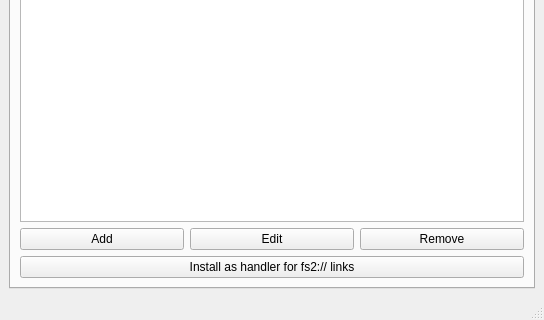
Above: ui/main.ui from ngld/old-knossos before the change; both pictures show x 0 to 544 and y 336 to 656 of the 544 by 656 pixel window. Below: the same form after it.
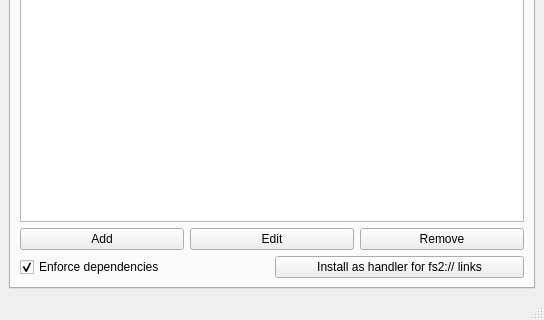
That is the form after the change.

```diff
--- a/ui/main.ui
+++ b/ui/main.ui
@@ -202,13 +202,23 @@
         </item>
         <item>
          <layout class="QGridLayout" name="gridLayout">
-          <item row="0" column="0">
+          <item row="0" column="1">
            <widget class="QPushButton" name="schemeHandler">
             <property name="text">
              <string>Install as handler for fs2:// links</string>
             </property>
            </widget>
           </item>
+          <item row="0" column="0">
+           <widget class="QCheckBox" name="enforceDeps">
+            <property name="text">
+             <string>Enforce dependencies</string>
+            </property>
+            <property name="checked">
+             <bool>true</bool>
+            </property>
+           </widget>
+          </item>
          </layout>
         </item>
        </layout>
```
